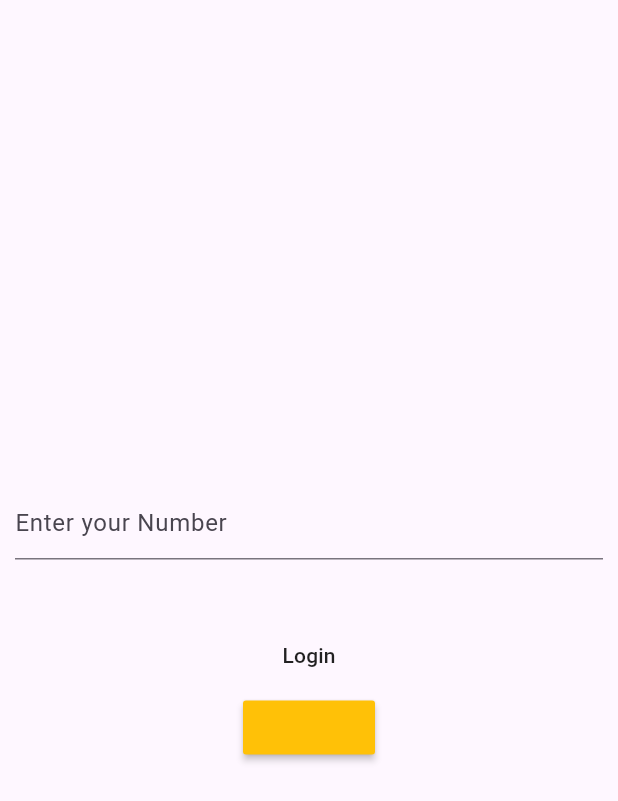
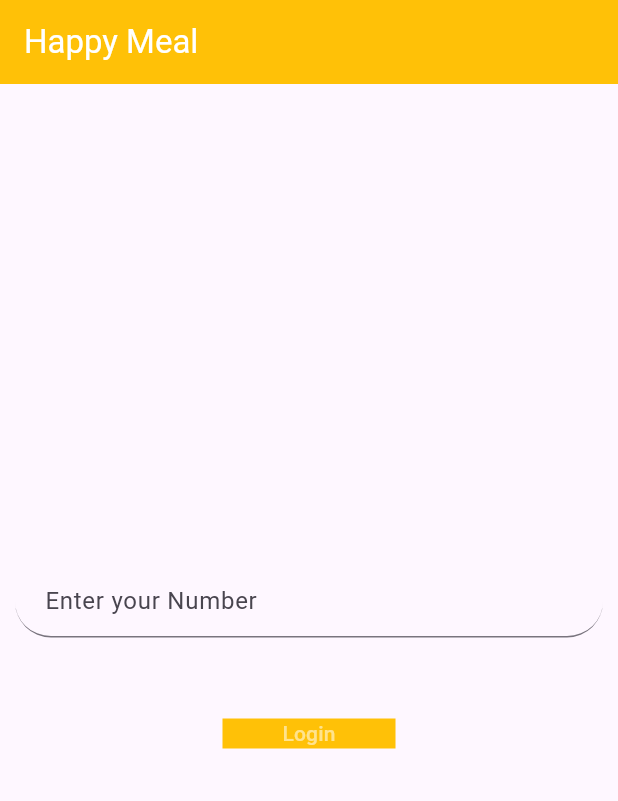
Before and after one commit to ailDaoud/https---github.com-ailDaoud-happy_meal, a Flutter app: the screen it shows after launch, on a phone screen of 412 x 824 dp. Shown: the top 801 px of the screen. Run offline on Flutter 3.47's test engine with Material 3 defaults, Android fonts, the phone set to English and light mode, and no system bars; our stand-ins replace bloc, dio, flutter_bloc, get, shared_preferences.

```diff
--- a/lib/Ui/LoginPage.dart
+++ b/lib/Ui/LoginPage.dart
@@ -29,6 +29,13 @@ class _LoginPageState extends State<LoginPage> {
       builder: (context, state) {
         if (state is LoginInitial) {
           return Scaffold(
+            appBar: AppBar(
+              title: const Text(
+                "Happy Meal",
+                style: TextStyle(color: Colors.white),
+              ),
+              backgroundColor: Colors.amber,
+            ),
             body: Column(
               mainAxisAlignment: MainAxisAlignment.center,
               crossAxisAlignment: CrossAxisAlignment.center,
@@ -36,11 +43,15 @@ class _LoginPageState extends State<LoginPage> {
                 Padding(
                   padding: const EdgeInsets.all(10.0),
                   child: TextField(
+                    cursorColor: Colors.amber,
+                    keyboardType: TextInputType.number,
                     controller: number,
                     decoration: const InputDecoration(
+                        contentPadding: EdgeInsets.symmetric(horizontal: 20),
                         fillColor: Colors.blueAccent,
                         hintText: "Enter your Number",
                         border: UnderlineInputBorder(
+                            borderRadius: BorderRadius.all(Radius.circular(50)),
                             borderSide: BorderSide(color: Colors.black))),
                   ),
                 ),
@@ -49,8 +60,13 @@ class _LoginPageState extends State<LoginPage> {
                 ),
                 MaterialButton(
                     child: Container(
+                      color: Colors.amber,
                       padding: const EdgeInsets.symmetric(horizontal: 40),
-                      child: const Text("Login"),
+                      child: const Text(
+                        "Login",
+                        textAlign: TextAlign.center,
+                        style: TextStyle(color: Colors.white54),
+                      ),
                     ),
                     onPressed: () async {
                       BlocProvider.of<LoginBloc>(context)
@@ -73,15 +89,6 @@ class _LoginPageState extends State<LoginPage> {
                         },
                       );*/
                     }),
-                MaterialButton(
-                    color: Colors.amber,
-                    onPressed: () {
-                      Navigator.push(
-                          context,
-                          MaterialPageRoute(
-                            builder: (context) => const Varity(),
-                          ));
-                    })
               ],
             ),
           );
--- a/lib/Ui/Register.dart
+++ b/lib/Ui/Register.dart
@@ -23,7 +23,7 @@ class _Register extends State<Register> {
             child: TextField(
               controller: number,
               decoration: const InputDecoration(
-                  hintText: "Enter your number",
+                  hintText: "Enter your name",
                   border: UnderlineInputBorder(
                       borderSide: BorderSide(color: Colors.black))),
             ),
--- a/lib/Ui/Splash.dart
+++ b/lib/Ui/Splash.dart
@@ -37,7 +37,7 @@ class _SplashState extends State<Splash> {
           children: [
             Center(
               child: Text(
-                "First splash",
+                "Happy Meal",
                 style: TextStyle(
                   color: Colors.amber[600],
                   fontSize: 40,
--- a/lib/bloc/login_event.dart
+++ b/lib/bloc/login_event.dart
@@ -4,6 +4,7 @@ part of 'login_bloc.dart';
 sealed class LoginEvent {}
 
 class Initialevent extends LoginEvent {}
+class bbbbb extends LoginEvent{}
 
 class SetNumper extends LoginEvent {
   final String number;
--- a/lib/bloc/login_state.dart
+++ b/lib/bloc/login_state.dart
@@ -12,6 +12,8 @@ class LogininitstateError extends LoginState {
 
   LogininitstateError({required this.errormessage});
 }
+
+class Varityinit extends LoginState {}
 
 class VarityinitStateSucsess extends LoginState {}
 
--- a/pubspec.yaml
+++ b/pubspec.yaml
@@ -53,7 +53,7 @@ dev_dependencies:
   # activated in the `analysis_options.yaml` file located at the root of your
   # package. See that file for information about deactivating specific lint
   # rules and activating additional ones.
-  flutter_lints: ^2.0.0
+  flutter_lints: ^3.0.2
 
 # For information on the generic Dart part of this file, see the
 # following page: https://dart.dev/tools/pub/pubspec
```
Also changed, not shown: lib/Ui/varity.dart (+96 -2 lines), lib/bloc/login_bloc.dart (+7 -2 lines), lib/main.dart (+6 -2 lines), pubspec.lock, 2 other files.
